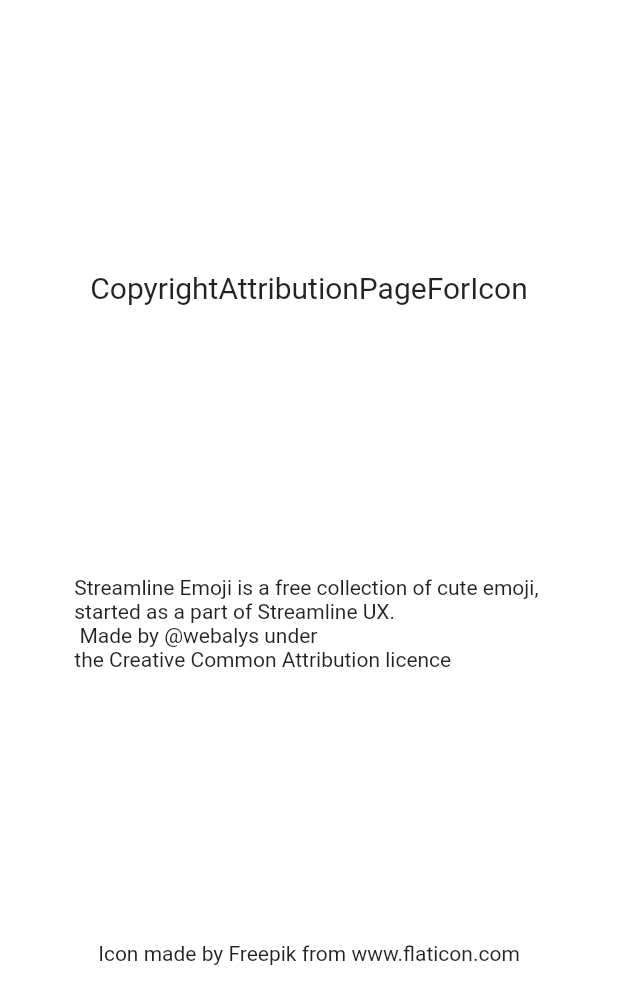
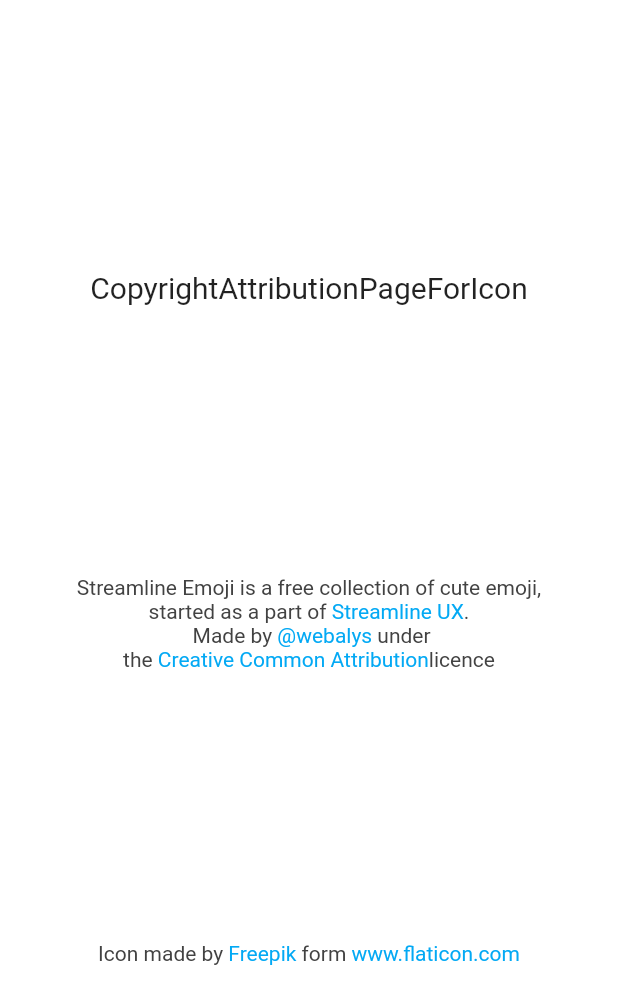
Before and after one commit to tattuu/country_quiz, a Flutter app: the CopyrightAttributionPage screen opened directly, on a phone screen of 412 x 824 dp. Shown: the top 1004 px of the screen. Run offline on Flutter 3.47's test engine with Material 2 defaults, Android fonts, the phone set to English and light mode, and no system bars; our stand-ins replace percent_indicator.

Commit message:
Attributionページにリンクを追加

```diff
--- a/lib/copyrightAttribution.dart
+++ b/lib/copyrightAttribution.dart
@@ -1,3 +1,4 @@
+import 'package:flutter/gestures.dart';
 import 'package:flutter/material.dart';
 import 'package:url_launcher/url_launcher.dart';
 
@@ -20,22 +21,83 @@ class CopyrightAttributionPage extends StatelessWidget {
                   ),
                 ),
                 Spacer(),
-                InkWell(
-                  child: Text( 'Streamline Emoji is a free collection of cute emoji, \nstarted as a part of Streamline UX.\n Made by @webalys under \nthe Creative Common Attribution licence',),
-                  onTap: () async {
-                    if (await canLaunch("url")) {
-                      await launch("url");
-                    }
-                  },
+                RichText(
+                  textAlign: TextAlign.center,
+                  text: TextSpan(
+                    children: [
+                      TextSpan(
+                        text: 'Streamline Emoji is a free collection of cute emoji, \nstarted as a part of ',
+                        style: TextStyle(color: Colors.grey[800]),
+                      ),
+                      TextSpan(
+                        text: 'Streamline UX',
+                        style: TextStyle(color: Colors.lightBlue),
+                        recognizer: TapGestureRecognizer()
+                          ..onTap = () {
+                            launch('https://www.streamlineicons.com/ux/');
+                          },
+                      ),
+                      TextSpan(
+                        text: '.\n Made by ',
+                        style: TextStyle(color: Colors.grey[800]),
+                      ),
+                      TextSpan(
+                        text: '@webalys',
+                        style: TextStyle(color: Colors.lightBlue),
+                        recognizer: TapGestureRecognizer()
+                          ..onTap = () {
+                            launch('https://twitter.com/webalys');
+                          },
+                      ),
+                      TextSpan(
+                        text: ' under \nthe ',
+                        style: TextStyle(color: Colors.grey[800]),
+                      ),
+                      TextSpan(
+                        text: 'Creative Common Attribution',
+                        style: TextStyle(color: Colors.lightBlue),
+                        recognizer: TapGestureRecognizer()
+                          ..onTap = () {
+                            launch('https://creativecommons.org/licenses/by/4.0/');
+                          },
+                      ),
+                      TextSpan(
+                        text: 'licence',
+                        style: TextStyle(color: Colors.grey[800]),
+                      ),
+                    ],
+                  ),
                 ),
                 Spacer(),
-                InkWell(
-                  child: Text('Icon made by Freepik from www.flaticon.com'),
-                  onTap: () async {
-                    if (await canLaunch("")) {
-                      await launch("url");
-                    }
-                  },
+                RichText(
+                  text: TextSpan(
+                    children: [
+                      TextSpan(
+                        text: 'Icon made by',
+                        style: TextStyle(color: Colors.grey[800]),
+                      ),
+                      TextSpan(
+                        text: ' Freepik',
+                        style: TextStyle(color: Colors.lightBlue),
+                        recognizer: TapGestureRecognizer()
+                          ..onTap = () {
+                            launch('https://www.freepik.com/');
+                          },
+                      ),
+                      TextSpan(
+                        text: ' form ',
+                        style: TextStyle(color: Colors.grey[800]),
+                      ),
+                      TextSpan(
+                        text: 'www.flaticon.com',
+                        style: TextStyle(color: Colors.lightBlue),
+                        recognizer: TapGestureRecognizer()
+                          ..onTap = () {
+                            launch('https://www.flaticon.com/');
+                          },
+                      ),
+                    ],
+                  ),
                 ),
                 Spacer(),
               ],
--- a/lib/fix_pub_lib/country_pickers_1.1.0_fix/countries.dart
+++ b/lib/fix_pub_lib/country_pickers_1.1.0_fix/countries.dart
@@ -136,7 +136,7 @@ List<Country> countryList(BuildContext context) {
       continents: [L10n.of(context).northAmericaForSearchCategory], isoCode: "BB",
       phoneCode: "1-246",
       name: L10n.of(context).barbadosInCountryCategory,
-      nameForJpSearch: "",
+      nameForJpSearch: "バルバドス",
       iso3Code: "BRB",
     ),
     Country(
```
